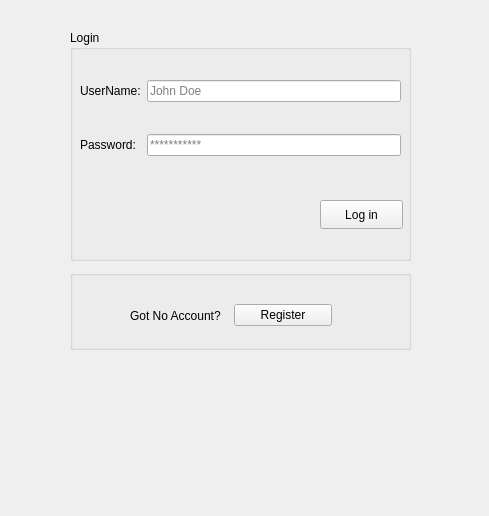
Qt form loginpage.ui (borhanem/Messenger_Void_13) before a commit.
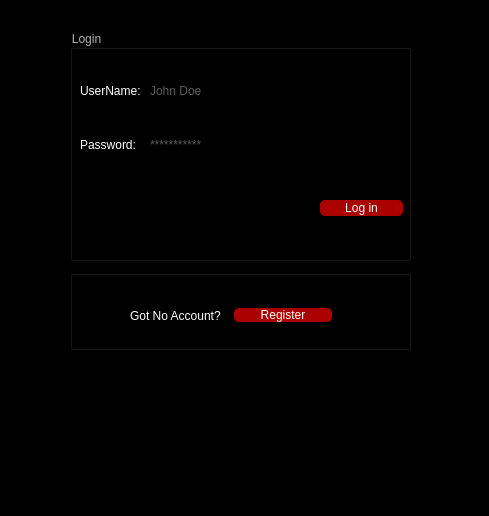
The same form after that commit.

Diff of the .ui file:
```diff
--- a/loginpage.ui
+++ b/loginpage.ui
@@ -13,6 +13,9 @@
   <property name="windowTitle">
    <string>Form</string>
   </property>
+  <property name="styleSheet">
+   <string notr="true">background-color: rgb(0, 0, 0);</string>
+  </property>
   <widget class="QGroupBox" name="groupBox">
    <property name="geometry">
     <rect>
@@ -22,6 +25,9 @@
      <height>231</height>
     </rect>
    </property>
+   <property name="styleSheet">
+    <string notr="true">color: rgb(179, 179, 179);</string>
+   </property>
    <property name="title">
     <string>Login</string>
    </property>
@@ -31,9 +37,14 @@
       <x>250</x>
       <y>170</y>
       <width>83</width>
-      <height>29</height>
+      <height>16</height>
      </rect>
     </property>
+    <property name="styleSheet">
+     <string notr="true">background-color: rgb(170, 0, 0);
+border-radius: 5px;
+color: rgb(255, 255, 255);</string>
+    </property>
     <property name="text">
      <string>Log in</string>
     </property>
@@ -50,6 +61,9 @@
     <layout class="QFormLayout" name="formLayout">
      <item row="0" column="0">
       <widget class="QLabel" name="username_lbl">
+       <property name="styleSheet">
+        <string notr="true">color: rgb(255, 255, 255);</string>
+       </property>
        <property name="text">
         <string>UserName:</string>
        </property>
@@ -77,6 +91,10 @@
      </item>
      <item row="2" column="0">
       <widget class="QLabel" name="password_lbl">
+       <property name="styleSheet">
+        <string notr="true">color: rgb(255, 255, 255);
+</string>
+       </property>
        <property name="text">
         <string>Password:</string>
        </property>
@@ -103,6 +121,9 @@
       <height>21</height>
      </rect>
     </property>
+    <property name="styleSheet">
+     <string notr="true">color: rgb(170, 0, 0);</string>
+    </property>
     <property name="text">
      <string/>
     </property>
@@ -116,6 +137,9 @@
       <height>21</height>
      </rect>
     </property>
+    <property name="styleSheet">
+     <string notr="true">color: rgb(170, 0, 0);</string>
+    </property>
     <property name="text">
      <string/>
     </property>
@@ -145,6 +169,9 @@
     <layout class="QHBoxLayout" name="horizontalLayout_3">
      <item>
       <widget class="QLabel" name="Register_lbl">
+       <property name="styleSheet">
+        <string notr="true">color: rgb(255, 255, 255);</string>
+       </property>
        <property name="text">
         <string>Got No Account?</string>
        </property>
@@ -152,6 +179,11 @@
      </item>
      <item>
       <widget class="QPushButton" name="Register_pbn">
+       <property name="styleSheet">
+        <string notr="true">background-color: rgb(170, 0, 0);
+border-radius: 5px;
+color: rgb(255, 255, 255);</string>
+       </property>
        <property name="text">
         <string>Register</string>
        </property>
```
